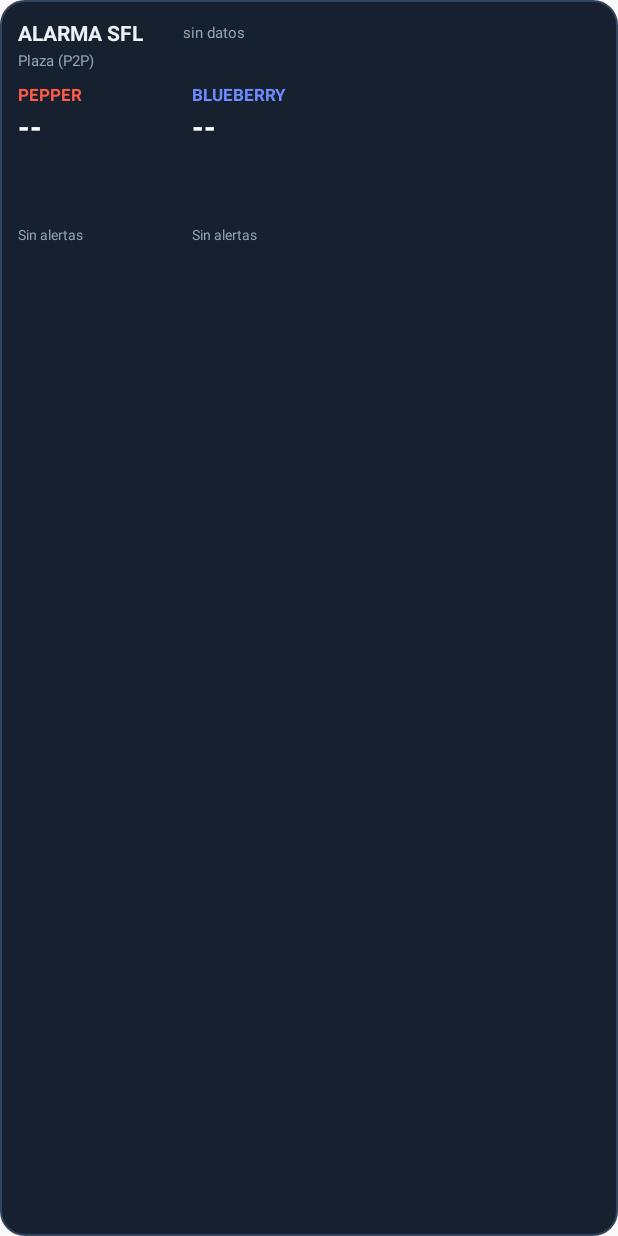
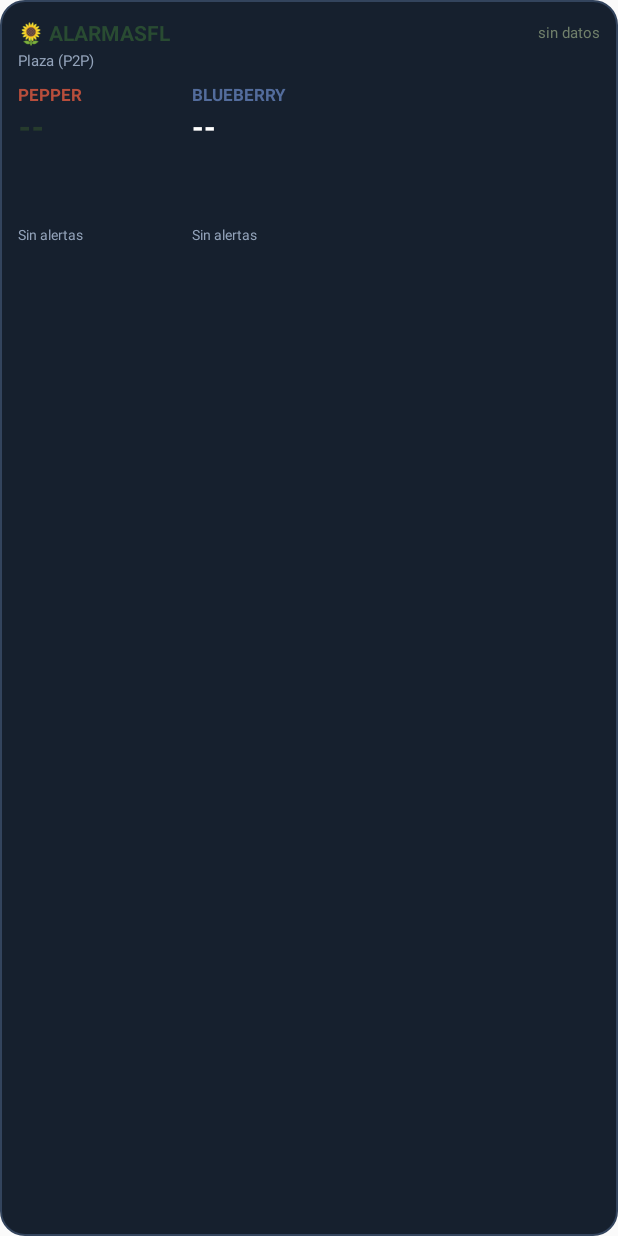
Before and after one commit to OnlyFinal/AlarmaSFL, an Android app: the layout widget_sfl.xml on its own in the app's theme, with its tools: preview values and no code run, on a phone screen of 412 x 824 dp. Run offline under Robolectric (Android 15) with nearby library versions, the phone set to English and light mode, and no system bars.

Commit message:
Restyle widget with warm SFL-inspired palette

```diff
--- a/app/src/main/res/layout/widget_sfl.xml
+++ b/app/src/main/res/layout/widget_sfl.xml
@@ -14,10 +14,11 @@
         android:gravity="center_vertical">
 
         <TextView
-            android:layout_width="110dp"
+            android:layout_width="0dp"
+            android:layout_weight="1"
             android:layout_height="wrap_content"
-            android:text="ALARMA SFL"
-            android:textColor="#EEF2F7"
+            android:text="🌻 ALARMASFL"
+            android:textColor="#294B32"
             android:textStyle="bold"
             android:textSize="14sp"/>
 
@@ -26,7 +27,7 @@
             android:layout_width="wrap_content"
             android:layout_height="wrap_content"
             android:text="sin datos"
-            android:textColor="#93A3BA"
+            android:textColor="#71806B"
             android:textSize="10sp"/>
     </LinearLayout>
 
@@ -56,7 +57,7 @@
                 android:layout_width="match_parent"
                 android:layout_height="wrap_content"
                 android:text="PEPPER"
-                android:textColor="#FF5A4A"
+                android:textColor="#B84E3C"
                 android:textStyle="bold"
                 android:textSize="11sp"/>
 
@@ -65,8 +66,9 @@
                 android:layout_width="match_parent"
                 android:layout_height="wrap_content"
                 android:text="--"
-                android:textColor="#FFFFFF"
+                android:textColor="#263B2D"
                 android:textSize="20sp"
+                android:fontFamily="sans-serif-medium"
                 android:textStyle="bold"/>
 
             <ImageView
@@ -97,7 +99,7 @@
                 android:layout_width="match_parent"
                 android:layout_height="wrap_content"
                 android:text="BLUEBERRY"
-                android:textColor="#6C8CFF"
+                android:textColor="#536C9C"
                 android:textStyle="bold"
                 android:textSize="11sp"/>
 
@@ -133,7 +135,7 @@
         android:layout_width="match_parent"
         android:layout_height="wrap_content"
         android:text=""
-        android:textColor="#FFB4A8"
+        android:textColor="#9B493B"
         android:textSize="9sp"
         android:maxLines="2"/>
 </LinearLayout>
```
